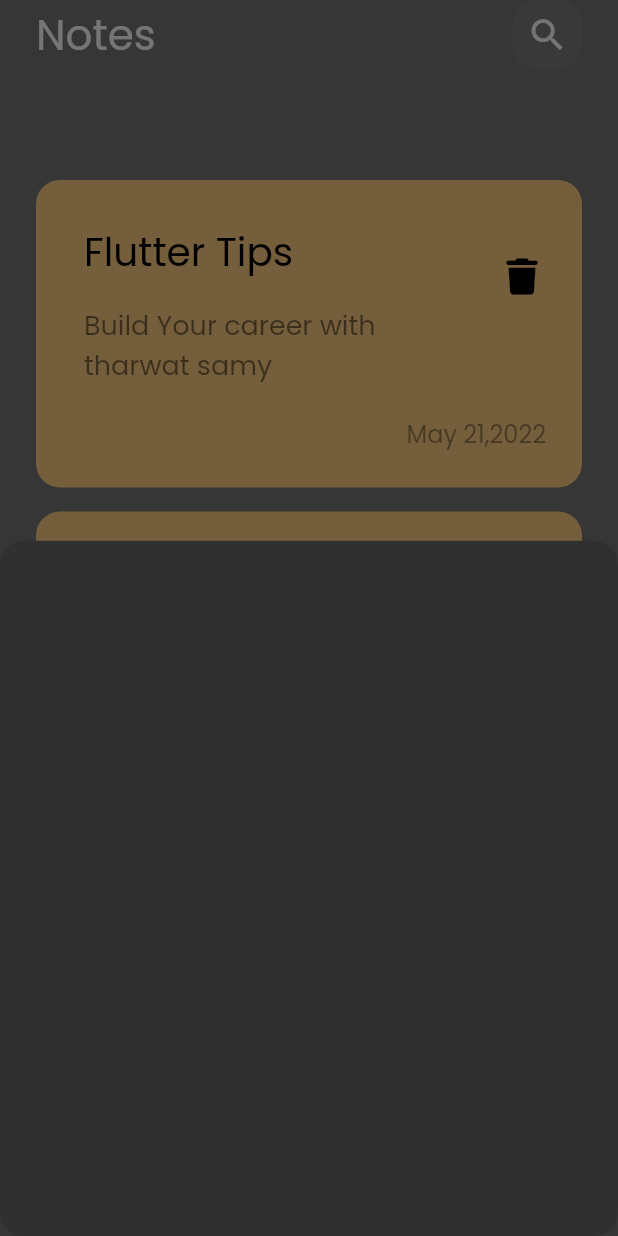
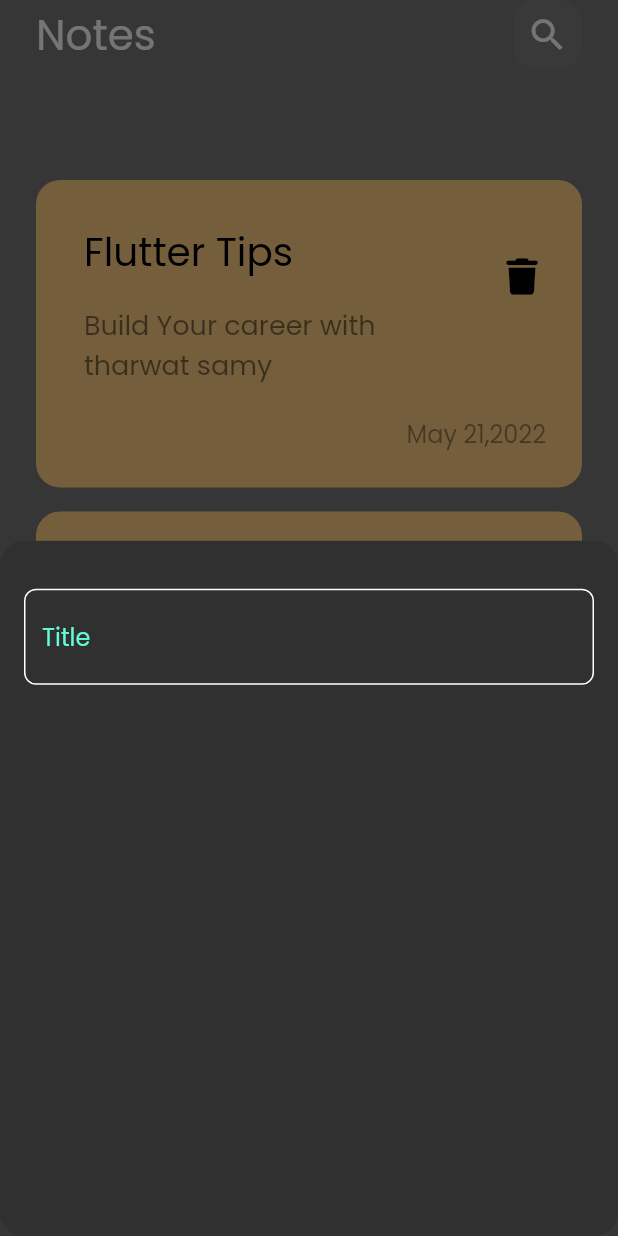
Before and after one commit to hebamahdy/notes_app, a Flutter app: the screen it shows after launch, after a tap on the "add" icon, on a phone screen of 412 x 824 dp. Run offline on Flutter 3.47's test engine with Material 2 defaults, Android fonts, the phone set to English and light mode, and no system bars; our stand-ins replace font_awesome_flutter.

Commit message:
create custom text field

```diff
--- /dev/null
+++ b/lib/constants.dart
@@ -0,0 +1,3 @@
+import 'package:flutter/material.dart';
+
+const KPrimaryColor=Color(0xff62FCD7);
--- a/lib/widgets/add_note_bottom_sheet.dart
+++ b/lib/widgets/add_note_bottom_sheet.dart
@@ -1,10 +1,20 @@
 import 'package:flutter/material.dart';
+import 'package:notes/widgets/custom_text_field.dart';
 
 class AddNoteBottomSheet extends StatelessWidget {
   const AddNoteBottomSheet({super.key});
 
   @override
   Widget build(BuildContext context) {
-    return Container();
+    return Padding(
+      padding: EdgeInsets.symmetric(horizontal: 16),
+      child: Column(
+        children: [
+          SizedBox(height: 32,),
+          CustomTextField()
+        ],
+
+      ),
+    );
   }
 }
--- /dev/null
+++ b/lib/widgets/custom_text_field.dart
@@ -0,0 +1,29 @@
+import 'package:flutter/material.dart';
+import 'package:notes/constants.dart';
+
+class CustomTextField extends StatelessWidget {
+  const CustomTextField({super.key});
+
+  @override
+  Widget build(BuildContext context) {
+    return TextField(
+      cursorColor: KPrimaryColor,
+      decoration: InputDecoration(
+        hintText: 'Title',
+        hintStyle: const TextStyle(
+          color: KPrimaryColor
+        ),
+        border: buildBorder(),
+        enabledBorder: buildBorder(),
+          focusedBorder: buildBorder(KPrimaryColor)
+      ),
+    );
+  }
+
+  OutlineInputBorder buildBorder([color]) {
+    return OutlineInputBorder(
+        borderRadius: BorderRadius.circular(8),
+        borderSide: BorderSide(color: color ?? Colors.white )
+      );
+  }
+}
```
